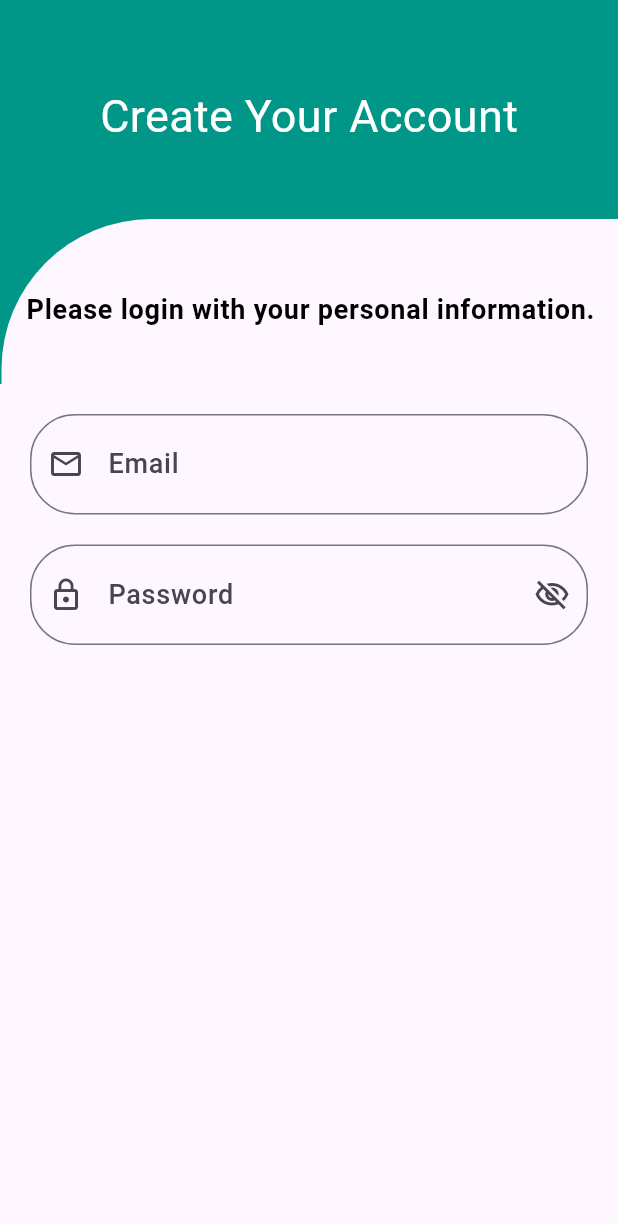
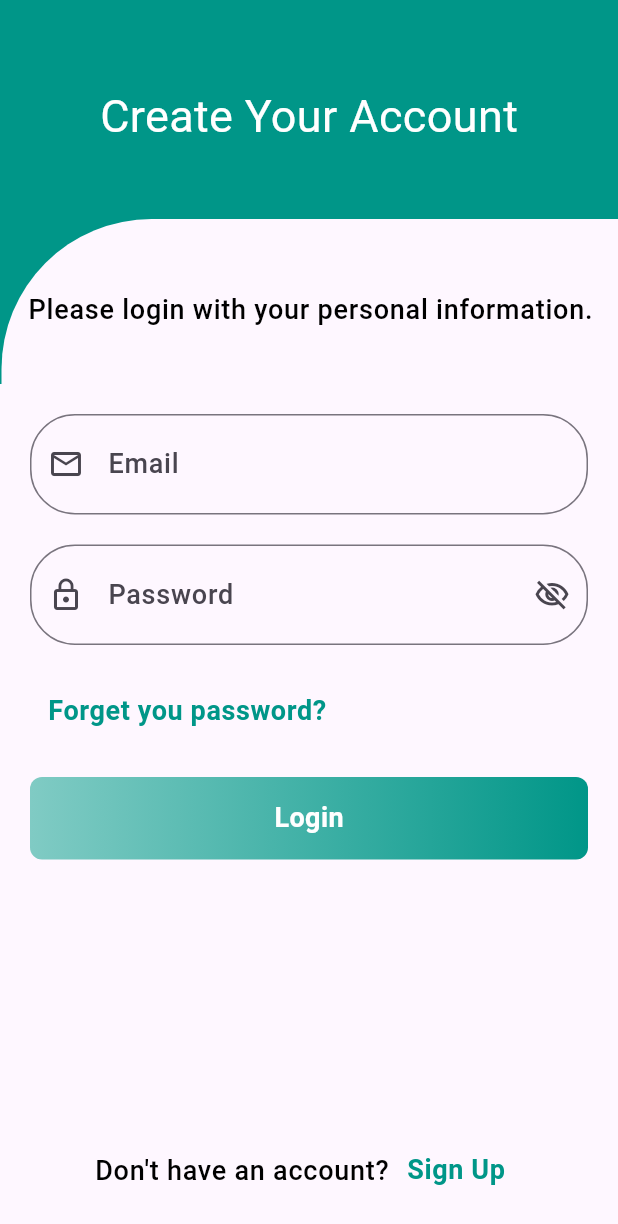
Before and after one commit to amgadelmarghny/store_app, a Flutter app: the OnBoardingView screen opened directly, after a tap on the "navigate next" icon, after a tap on "Skip", on a phone screen of 412 x 824 dp. Shown: the top 1224 px of the screen. Run offline on Flutter 3.47's test engine with Material 3 defaults, Android fonts, the light colour scheme and no system bars; our stand-ins replace bloc, flutter_bloc, google_fonts, smooth_page_indicator; Roboto replaces fonts that are missing (Amiri).

Commit message:
add buttom to login view

```diff
--- a/lib/main.dart
+++ b/lib/main.dart
@@ -1,5 +1,6 @@
 import 'package:flutter/material.dart';
 import 'package:flutter_bloc/flutter_bloc.dart';
+import 'package:store_2/mdules/login/login_view.dart';
 import 'package:store_2/mdules/on_boarding/on_boarding_view.dart';
 import 'package:store_2/shared/bloc/app_cupit/app_cubit.dart';
 import 'package:store_2/shared/style/themes.dart';
@@ -16,6 +17,10 @@ class StoreAp extends StatelessWidget {
   Widget build(BuildContext context) {
     return MaterialApp(
       debugShowCheckedModeBanner: false,
+      routes: {
+        OnBoardingView.id: (conyext) => const OnBoardingView(),
+        LoginView.id: (context) => const LoginView(),
+      },
       theme: ThemeStyle.lightTheme(),
       darkTheme: ThemeStyle.darkTheme(),
       home: BlocProvider(
--- a/lib/mdules/login/login_view.dart
+++ b/lib/mdules/login/login_view.dart
@@ -2,13 +2,14 @@ import 'package:flutter/material.dart';
 import 'package:flutter/services.dart';
 import 'package:flutter_bloc/flutter_bloc.dart';
 import 'package:store_2/shared/bloc/auth_cubit/auth_cubit.dart';
+import 'package:store_2/shared/componants/custom_buttomt.dart';
 import 'package:store_2/shared/componants/custom_curve_color_ui.dart';
 import 'package:store_2/shared/componants/textformfield.dart';
 import 'package:store_2/shared/style/colors.dart';
 
 class LoginView extends StatelessWidget {
   const LoginView({super.key});
-
+  static String id = 'LoginView';
   @override
   Widget build(BuildContext context) {
     return BlocProvider(
@@ -34,8 +35,9 @@ class LoginView extends StatelessWidget {
                   color: defaultColor,
                 ),
                 Padding(
-                  padding: const EdgeInsets.all(20),
+                  padding: const EdgeInsets.only(top: 20, left: 20, right: 20),
                   child: Column(
+                    crossAxisAlignment: CrossAxisAlignment.start,
                     children: [
                       CustomTextField(
                         prefixIcon: Icons.email_outlined,
@@ -59,6 +61,44 @@ class LoginView extends StatelessWidget {
                           BlocProvider.of<AuthCubit>(context).onEyesPressed();
                         },
                       ),
+                      const SizedBox(
+                        height: 20,
+                      ),
+                      TextButton(
+                        onPressed: () {},
+                        child: Text(
+                          'Forget you password?',
+                          style: Theme.of(context).textTheme.bodySmall,
+                        ),
+                      ),
+                      const SizedBox(
+                        height: 20,
+                      ),
+                      CustomButtomShet(
+                        text: 'Login',
+                        onTap: () {
+                        },
+                      ),
+                    ],
+                  ),
+                ),
+                const Spacer(),
+                Padding(
+                  padding: const EdgeInsets.only(bottom: 20),
+                  child: Row(
+                    mainAxisAlignment: MainAxisAlignment.center,
+                    children: [
+                      Text(
+                        'Don\'t have an account?',
+                        style: Theme.of(context).textTheme.bodyLarge,
+                      ),
+                      TextButton(
+                        onPressed: () {},
+                        child: Text(
+                          'Sign Up',
+                          style: Theme.of(context).textTheme.bodySmall,
+                        ),
+                      ),
                     ],
                   ),
                 ),
--- a/lib/mdules/on_boarding/on_boarding_view.dart
+++ b/lib/mdules/on_boarding/on_boarding_view.dart
@@ -9,7 +9,7 @@ import 'package:store_2/shared/style/colors.dart';
 
 class OnBoardingView extends StatefulWidget {
   const OnBoardingView({super.key});
-
+  static String id = 'OnBoardingView';
   @override
   State<OnBoardingView> createState() => _OnBoardingViewState();
 }
@@ -58,12 +58,11 @@ class _OnBoardingViewState extends State<OnBoardingView> {
                   effect: const ExpandingDotsEffect(
                     expansionFactor: 2,
                     spacing: 7.0,
-                    radius: 30,
-                    dotWidth: 24.0,
-                    dotHeight: 16.0,
+                    dotWidth: 20.0,
+                    dotHeight: 10.0,
                     paintStyle: PaintingStyle.stroke,
                     strokeWidth: 2,
-                    dotColor: defaultColor,
+                    dotColor: Colors.grey,
                     activeDotColor: defaultColor,
                   ),
                 ),
@@ -74,8 +73,9 @@ class _OnBoardingViewState extends State<OnBoardingView> {
                       navigatorPushAndRemove(context, const LoginView());
                     } else {
                       pageController.nextPage(
-                          duration: const Duration(milliseconds: 400),
-                          curve: Curves.linear);
+                        duration: const Duration(milliseconds: 400),
+                        curve: Curves.linear,
+                      );
                     }
                   },
                   backgroundColor: Colors.teal,
--- /dev/null
+++ b/lib/shared/componants/custom_buttomt.dart
@@ -0,0 +1,51 @@
+import 'package:flutter/material.dart';
+import 'package:store_2/shared/style/colors.dart';
+
+class CustomButtomShet extends StatelessWidget {
+  const CustomButtomShet({
+    super.key,
+    this.onTap,
+    this.isLoading = false,
+    required this.text,
+  });
+  final void Function()? onTap;
+  final bool isLoading;
+  final String text;
+  @override
+  Widget build(BuildContext context) {
+    return GestureDetector(
+      onTap: onTap,
+      child: Container(
+        height: 55,
+        width: MediaQuery.of(context).size.width,
+        decoration: BoxDecoration(
+          gradient: LinearGradient(
+            colors: [
+              defaultColor[500]!,
+              defaultColor[200]!,
+            ],
+            begin: Alignment.centerRight,
+            end: Alignment.centerLeft,
+          ),
+          // color: defaultColor,
+          borderRadius: BorderRadius.circular(8),
+        ),
+        child: Center(
+          child: isLoading
+              ? const SizedBox(
+                  height: 24,
+                  width: 24,
+                  child: CircularProgressIndicator(),
+                )
+              : Text(
+                  text,
+                  style: const TextStyle(
+                      color: Colors.white,
+                      fontSize: 18,
+                      fontWeight: FontWeight.w600),
+                ),
+        ),
+      ),
+    );
+  }
+}
--- a/lib/shared/style/themes.dart
+++ b/lib/shared/style/themes.dart
@@ -18,6 +18,11 @@ abstract class ThemeStyle {
           fontWeight: FontWeight.w600,
           color: Colors.white,
         ),
+        bodyMedium: TextStyle(
+          fontSize: 18,
+          color: defaultColor,
+          fontWeight: FontWeight.w600,
+        ),
       ),
       bottomNavigationBarTheme: const BottomNavigationBarThemeData(
         selectedItemColor: Colors.tealAccent,
@@ -33,8 +38,13 @@ abstract class ThemeStyle {
       textTheme: const TextTheme(
         bodyLarge: TextStyle(
           fontSize: 18,
+          fontWeight: FontWeight.w500,
+          color: Colors.black,
+        ),
+        bodySmall: TextStyle(
+          fontSize: 18,
+          color: defaultColor,
           fontWeight: FontWeight.w600,
-          color: Colors.black,
         ),
       ),
       appBarTheme: const AppBarTheme(
```
Also changed, not shown: lib/assets/images/apple.png (added), lib/assets/images/face book.png (added), lib/assets/images/google.png (added).
